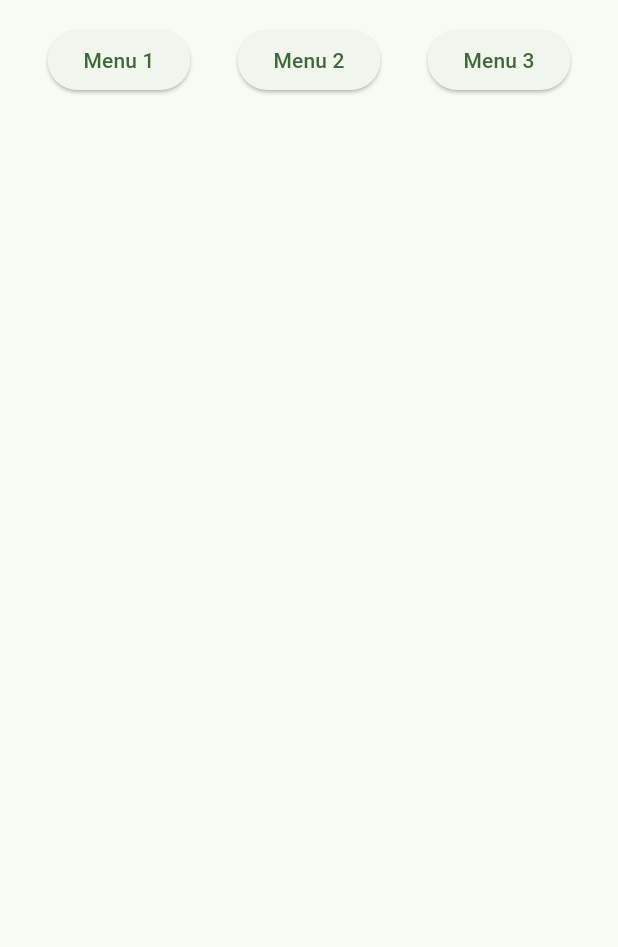
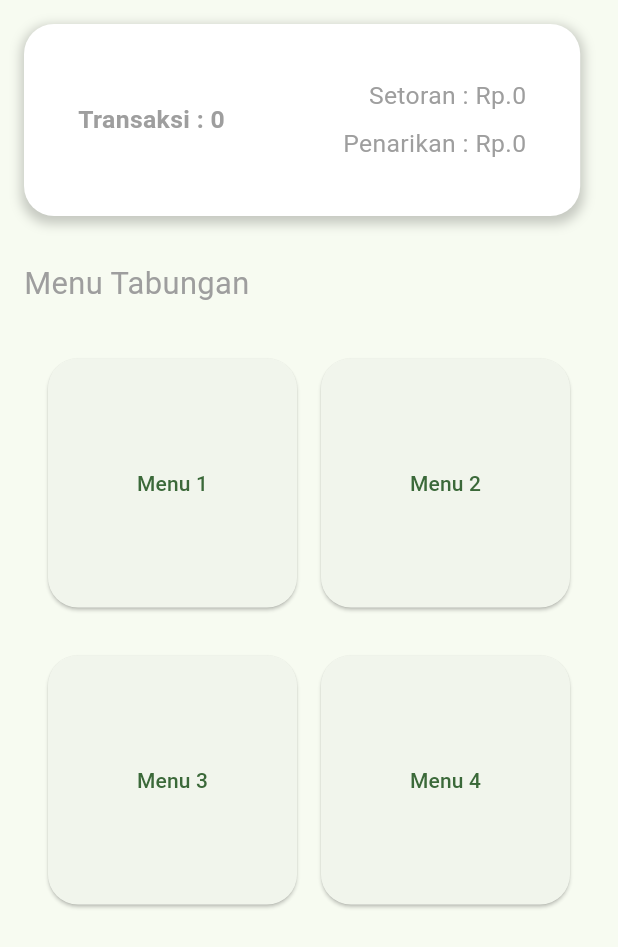
Before and after one commit to maulanaputraaa/mpay_godong, a Flutter app: the SimpananMenu widget shown alone on an empty page, opened directly, on a phone screen of 412 x 824 dp. Shown: the top 947 px of the screen. Run offline on Flutter 3.47's test engine with Material 3 defaults, Android fonts, the phone set to English and light mode, and no system bars; our stand-ins replace fluttertoast, local_auth, stylish_bottom_bar; missing offline and left inert: mobile_scanner.

Commit message:
simpanan page

```diff
--- a/lib/simpanan/components/body.dart
+++ b/lib/simpanan/components/body.dart
@@ -1,12 +1,24 @@
 import 'package:flutter/material.dart';
+import 'package:mpay_godong/simpanan/components/simpanan_menu.dart';
 
-class Body extends StatelessWidget {
+class Body extends StatefulWidget {
+  const Body({super.key});
+
+  @override
+  State<Body> createState() => _BodyState();
+}
+
+class _BodyState extends State<Body> {
   @override
   Widget build(BuildContext context) {
-    return Center(
-      child: Text(
-        'This is the body of SimpananScreen',
-        style: TextStyle(fontSize: 24),
+    return Padding(
+      padding: const EdgeInsets.all(16.0),
+      child: Column(
+        mainAxisAlignment: MainAxisAlignment.start,
+        children: <Widget>[
+          SimpananMenu(),
+          const SizedBox(height: 20),
+        ],
       ),
     );
   }
--- a/lib/simpanan/components/simpanan_menu.dart
+++ b/lib/simpanan/components/simpanan_menu.dart
@@ -3,28 +3,135 @@ import 'package:flutter/material.dart';
 class SimpananMenu extends StatelessWidget {
   @override
   Widget build(BuildContext context) {
-    return Container(
-      padding: EdgeInsets.all(16),
+    return Padding(
+      padding: const EdgeInsets.all(16.0),
+      child: Column(
+        crossAxisAlignment: CrossAxisAlignment.start,
+        children: <Widget>[
+          Container(
+            constraints: BoxConstraints(
+              maxWidth: MediaQuery.of(context).size.width * 0.9,
+              minWidth: 100, // Lebar minimal
+            ),
+            padding: const EdgeInsets.all(36),
+            decoration: BoxDecoration(
+              color: Colors.white,
+              borderRadius: BorderRadius.circular(20),
+              boxShadow: [
+                BoxShadow(
+                  color: Colors.black.withOpacity(0.2),
+                  spreadRadius: 2,
+                  blurRadius: 6,
+                  offset: const Offset(0, 3),
+                ),
+              ],
+            ),
             child: Row(
-        mainAxisAlignment: MainAxisAlignment.spaceAround,
+              mainAxisAlignment: MainAxisAlignment.spaceBetween,
+              children: <Widget>[
+                Text(
+                  'Transaksi : 0',
+                  style: TextStyle(fontSize: MediaQuery.of(context).size.width * 0.04, fontWeight: FontWeight.bold, color: Colors.grey),
+                ),
+                Expanded(
+                  child: Column(
+                    crossAxisAlignment: CrossAxisAlignment.end,
+                    children: <Widget>[
+                      Text(
+                        'Setoran : Rp.0',
+                        style: TextStyle(fontSize: MediaQuery.of(context).size.width * 0.04, color: Colors.grey),
+                      ),
+                      SizedBox(height: 8),
+                      Text(
+                        'Penarikan : Rp.0',
+                        style: TextStyle(fontSize: MediaQuery.of(context).size.width * 0.04, color: Colors.grey),
+                      ),
+                    ],
+                  ),
+                ),
+              ],
+            ),
+          ),
+          const SizedBox(height: 30),
+          LayoutBuilder(
+            builder: (context, constraints) {
+              double screenWidth = MediaQuery.of(context).size.width;
+              double fontSize = screenWidth * 0.05;
+
+              return Text(
+                'Menu Tabungan',
+                style: TextStyle(fontSize: fontSize, color: Colors.grey),
+              );
+            },
+          ),
+          const SizedBox(height: 20),
+
+          Container(
+            padding: const EdgeInsets.all(16),
+            child: GridView.count(
+              shrinkWrap: true,
+              crossAxisCount: 2,
+              crossAxisSpacing: 16.0,
+              mainAxisSpacing: 16.0,
               children: <Widget>[
                 ElevatedButton(
+                  style: ElevatedButton.styleFrom(
+                    shape: RoundedRectangleBorder(
+                      borderRadius: BorderRadius.circular(20),
+                    ),
+                  ),
                   onPressed: () {
                     // Aksi menu 1
                   },
-            child: Text('Menu 1'),
+                  child: const Text('Menu 1'),
                 ),
                 ElevatedButton(
+                  style: ElevatedButton.styleFrom(
+                    shape: RoundedRectangleBorder(
+                      borderRadius: BorderRadius.circular(20),
+                    ),
+                  ),
                   onPressed: () {
                     // Aksi menu 2
                   },
-            child: Text('Menu 2'),
+                  child: const Text('Menu 2'),
+                ),
+              ],
+            ),
+          ),
+
+          Container(
+            padding: const EdgeInsets.all(16),
+            child: GridView.count(
+              shrinkWrap: true,
+              crossAxisCount: 2,
+              crossAxisSpacing: 16.0,
+              mainAxisSpacing: 16.0,
+              children: <Widget>[
+                ElevatedButton(
+                  style: ElevatedButton.styleFrom(
+                    shape: RoundedRectangleBorder(
+                      borderRadius: BorderRadius.circular(20),
+                    ),
+                  ),
+                  onPressed: () {
+                    // Aksi menu 1
+                  },
+                  child: const Text('Menu 3'),
                 ),
                 ElevatedButton(
+                  style: ElevatedButton.styleFrom(
+                    shape: RoundedRectangleBorder(
+                      borderRadius: BorderRadius.circular(20),
+                    ),
+                  ),
                   onPressed: () {
-              // Aksi menu 3
+                    // Aksi menu 2
                   },
-            child: Text('Menu 3'),
+                  child: const Text('Menu 4'),
+                ),
+              ],
+            ),
           ),
         ],
       ),
--- a/lib/simpanan/simpanan_screen.dart
+++ b/lib/simpanan/simpanan_screen.dart
@@ -1,23 +1,17 @@
 import 'package:flutter/material.dart';
 import 'package:mpay_godong/layouts/top_bar.dart';
 import 'components/body.dart';
-import 'components/simpanan_menu.dart';
 
 class SimpananScreen extends StatelessWidget {
   static const String routeName = '/simpanan';
   @override
   Widget build(BuildContext context) {
-    return Scaffold(
+    return const Scaffold(
       appBar: TopBar(
           title:
           Text('Simpanan')
       ),
-      body: Column(
-        children: <Widget>[
-          SimpananMenu(),
-          Expanded(child: Body()),
-        ],
-      ),
+      body: Body()
     );
   }
 }
```
Lines whose indentation alone changed are shown as unchanged.
